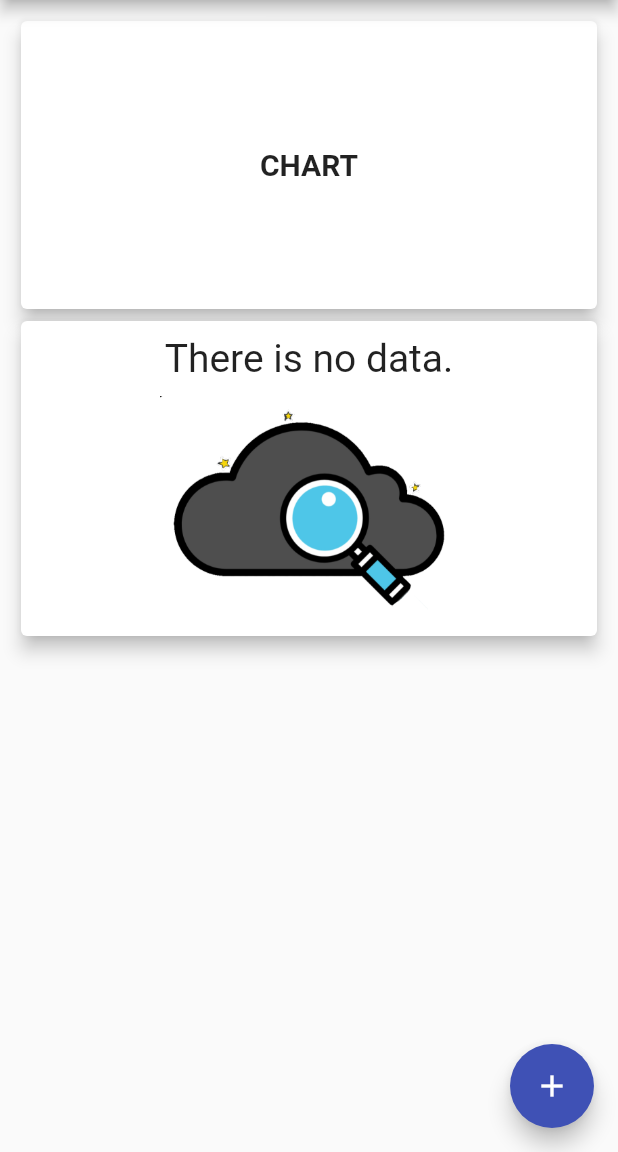
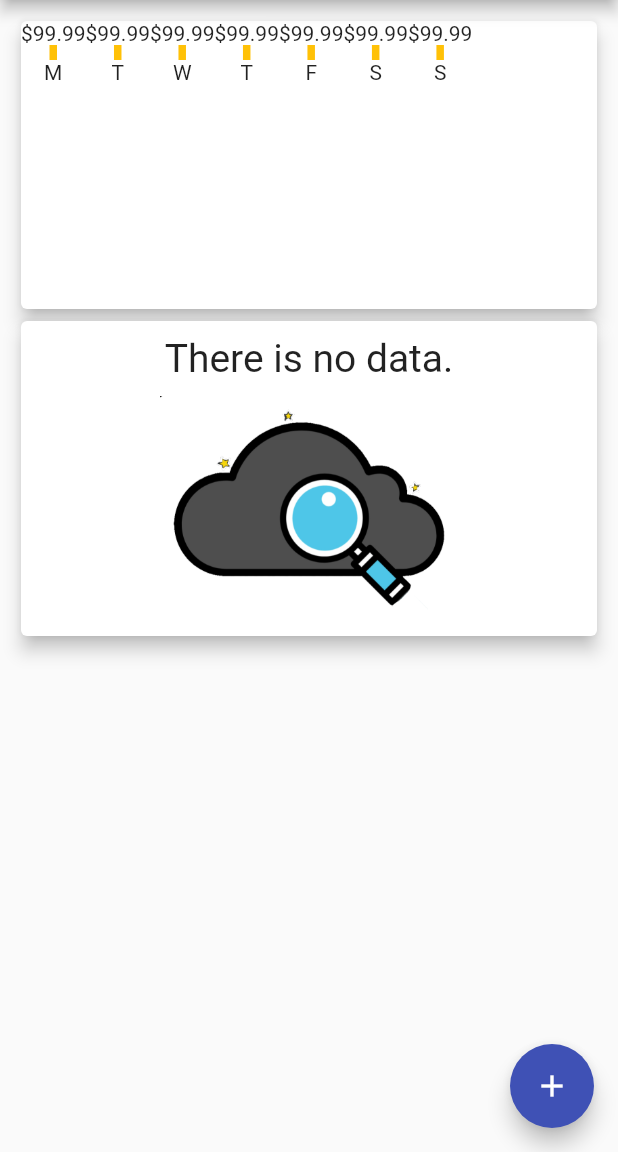
Before and after one commit to kuldii/expenses_app, a Flutter app: the screen it shows after launch, on a phone screen of 412 x 824 dp, the part 84-1236 px from its top. Run offline on Flutter 3.47's test engine with Material 2 defaults, Android fonts, the phone set to English and light mode, and no system bars.

Commit message:
mengubah tampilan chart dasar

```diff
--- a/lib/pages/home/components/chart.dart
+++ b/lib/pages/home/components/chart.dart
@@ -5,15 +5,100 @@ class ChartWidget extends StatelessWidget {
   Widget build(BuildContext context) {
     return Card(
       elevation: 5,
-      child: Center(
-        child: Text(
-          "CHART",
-          style: TextStyle(
-            fontSize: 20,
-            fontWeight: FontWeight.bold,
+      child: Row(
+        children: [
+          Column(
+            children: [
+              Text(
+                "\$99.99",
+              ),
+              Container(
+                height: 10,
+                width: 5,
+                color: Colors.amber,
+              ),
+              Text("M"),
+            ],
           ),
-          textAlign: TextAlign.center,
-        ),
+          Column(
+            children: [
+              Text(
+                "\$99.99",
+              ),
+              Container(
+                height: 10,
+                width: 5,
+                color: Colors.amber,
+              ),
+              Text("T"),
+            ],
+          ),
+          Column(
+            children: [
+              Text(
+                "\$99.99",
+              ),
+              Container(
+                height: 10,
+                width: 5,
+                color: Colors.amber,
+              ),
+              Text("W"),
+            ],
+          ),
+          Column(
+            children: [
+              Text(
+                "\$99.99",
+              ),
+              Container(
+                height: 10,
+                width: 5,
+                color: Colors.amber,
+              ),
+              Text("T"),
+            ],
+          ),
+          Column(
+            children: [
+              Text(
+                "\$99.99",
+              ),
+              Container(
+                height: 10,
+                width: 5,
+                color: Colors.amber,
+              ),
+              Text("F"),
+            ],
+          ),
+          Column(
+            children: [
+              Text(
+                "\$99.99",
+              ),
+              Container(
+                height: 10,
+                width: 5,
+                color: Colors.amber,
+              ),
+              Text("S"),
+            ],
+          ),
+          Column(
+            children: [
+              Text(
+                "\$99.99",
+              ),
+              Container(
+                height: 10,
+                width: 5,
+                color: Colors.amber,
+              ),
+              Text("S"),
+            ],
+          ),
+        ],
       ),
     );
   }
```
